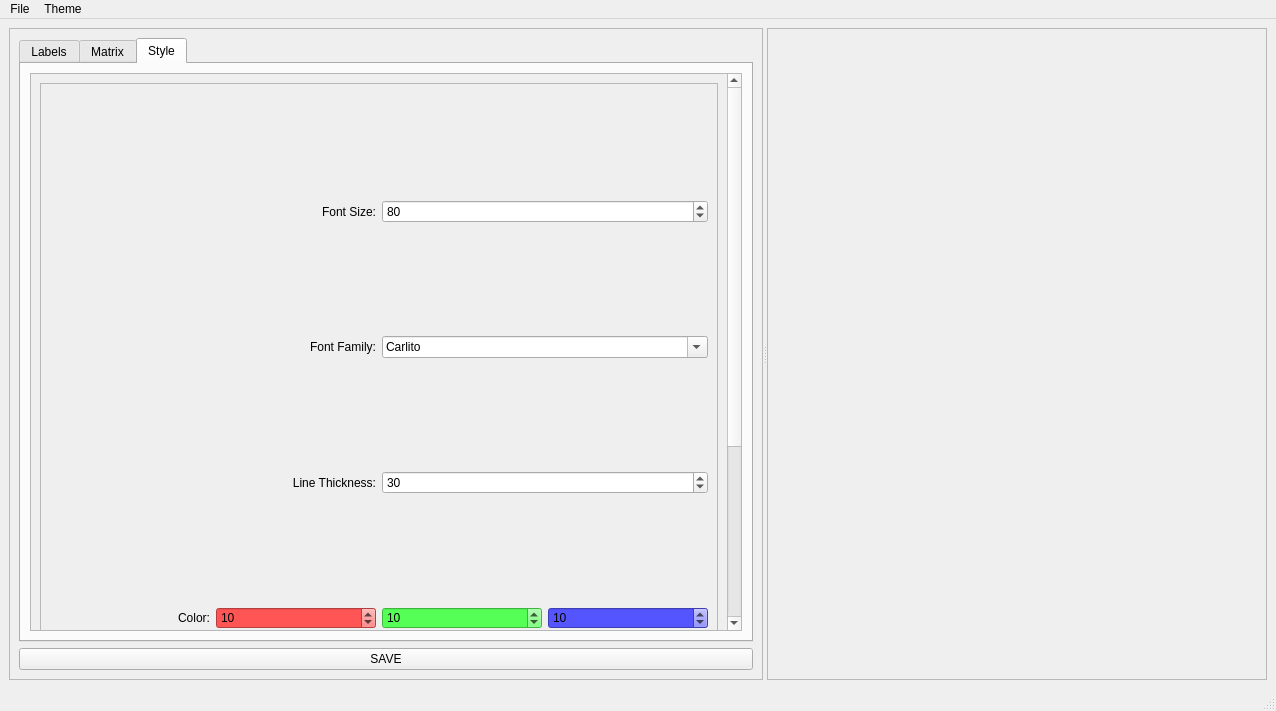
Old version of the form lib/ui/main.ui in the repository SparkCoder/TriangleAdjacencyMatrix.
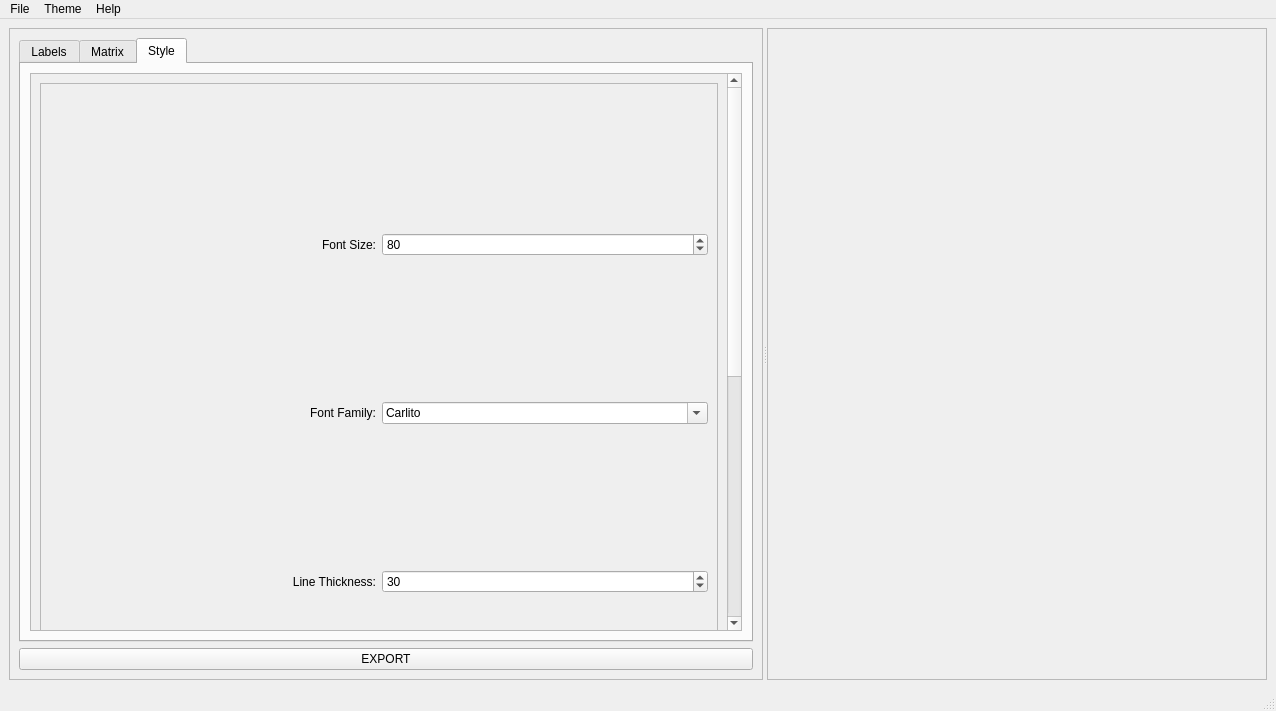
New version of the form. The open tabs and pages were chosen to show the change. Icons and pictures are not drawn.

What changed in the file:
```diff
--- a/lib/ui/main.ui
+++ b/lib/ui/main.ui
@@ -11,7 +11,10 @@
    </rect>
   </property>
   <property name="windowTitle">
-   <string>MainWindow</string>
+   <string>TriangleAdjacencyMatrix</string>
+  </property>
+  <property name="toolButtonStyle">
+   <enum>Qt::ToolButtonFollowStyle</enum>
   </property>
   <widget class="QWidget" name="centralwidget">
    <property name="styleSheet">
@@ -312,9 +315,9 @@
                <property name="geometry">
                 <rect>
                  <x>0</x>
-                 <y>-300</y>
+                 <y>-216</y>
                  <width>686</width>
-                 <height>818</height>
+                 <height>1018</height>
                 </rect>
                </property>
                <layout class="QHBoxLayout" name="horizontalLayout_2">
@@ -329,7 +332,7 @@
                   <property name="minimumSize">
                    <size>
                     <width>20</width>
-                    <height>800</height>
+                    <height>1000</height>
                    </size>
                   </property>
                   <property name="frameShape">
@@ -447,12 +450,19 @@
                      </item>
                      <item>
                       <widget class="QSpinBox" name="lineColorR">
+                       <property name="sizePolicy">
+                        <sizepolicy hsizetype="Minimum" vsizetype="Fixed">
+                         <horstretch>0</horstretch>
+                         <verstretch>0</verstretch>
+                        </sizepolicy>
+                       </property>
                        <property name="mouseTracking">
                         <bool>false</bool>
                        </property>
                        <property name="styleSheet">
-                        <string notr="true">background-color: #ff5555;
-selection-color:rgb(254, 254, 254);
+                        <string notr="true">color: rgb(2, 2, 2);
+background-color: #ff5555;
+selection-color: rgb(254, 254, 254);
 selection-background-color: rgb(2, 2, 2);</string>
                        </property>
                        <property name="maximum">
@@ -466,8 +476,9 @@
                      <item>
                       <widget class="QSpinBox" name="lineColorG">
                        <property name="styleSheet">
-                        <string notr="true">background-color: #55ff55;
-selection-color:rgb(254, 254, 254);
+                        <string notr="true">color: rgb(2, 2, 2);
+background-color: #55ff55;
+selection-color: rgb(254, 254, 254);
 selection-background-color: rgb(2, 2, 2);</string>
                        </property>
                        <property name="maximum">
@@ -481,8 +492,9 @@
                      <item>
                       <widget class="QSpinBox" name="lineColorB">
                        <property name="styleSheet">
-                        <string notr="true">background-color: #5555ff;
-selection-color:rgb(254, 254, 254);
+                        <string notr="true">color: rgb(2, 2, 2);
+background-color: #5555ff;
+selection-color: rgb(254, 254, 254);
 selection-background-color: rgb(2, 2, 2);</string>
                        </property>
                        <property name="maximum">
@@ -536,7 +548,7 @@
         <item>
          <widget class="QPushButton" name="saveBtn">
           <property name="text">
-           <string>SAVE</string>
+           <string>EXPORT</string>
           </property>
          </widget>
         </item>
@@ -608,8 +620,15 @@
     <addaction name="actionDark"/>
     <addaction name="actionLight"/>
    </widget>
+   <widget class="QMenu" name="menuHelp">
+    <property name="title">
+     <string>Help</string>
+    </property>
+    <addaction name="actionSbout"/>
+   </widget>
    <addaction name="menuFile"/>
    <addaction name="menuThem"/>
+   <addaction name="menuHelp"/>
   </widget>
   <widget class="QStatusBar" name="statusbar"/>
   <action name="actionSave">
```
Left out of the diff: 66 changed lines with no effect on the pictures.
